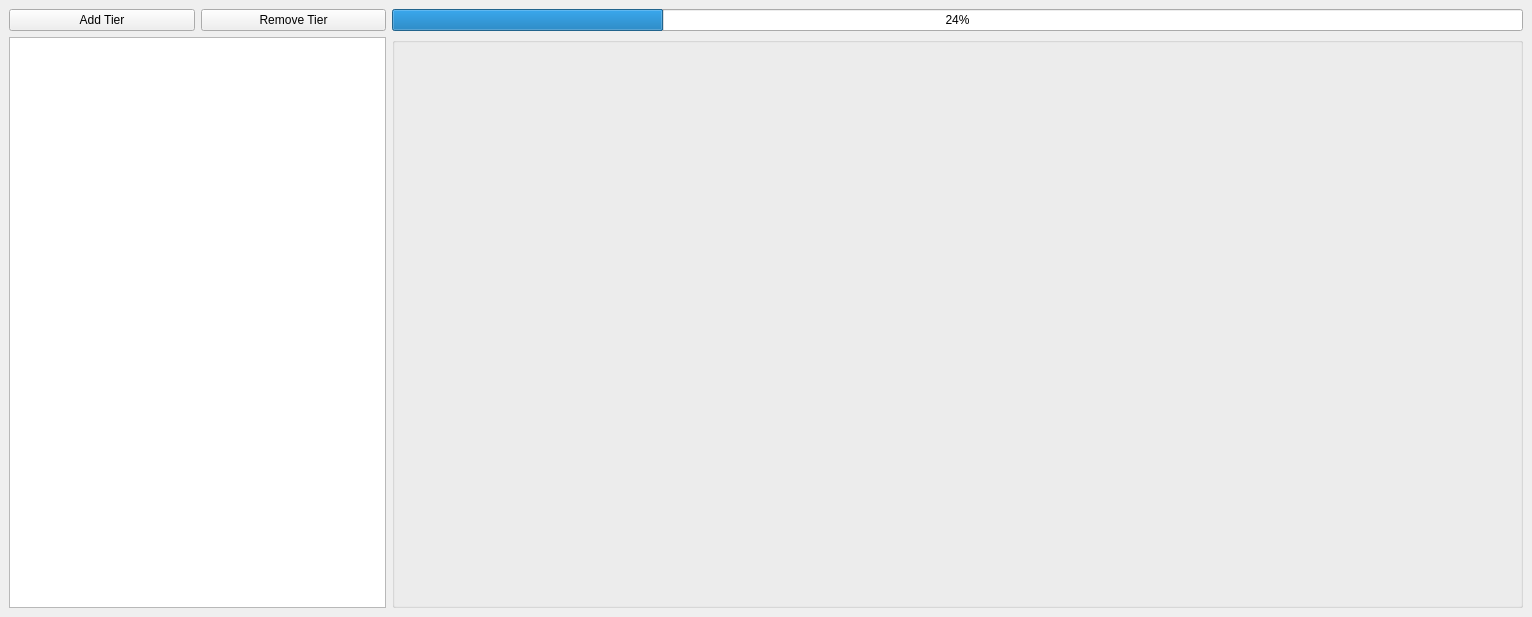
This is src/AnnotationTimeline/timeline.ui in SailorMoose/HCI-Project2020 as Qt 5 draws it before an edit. The edited form follows.
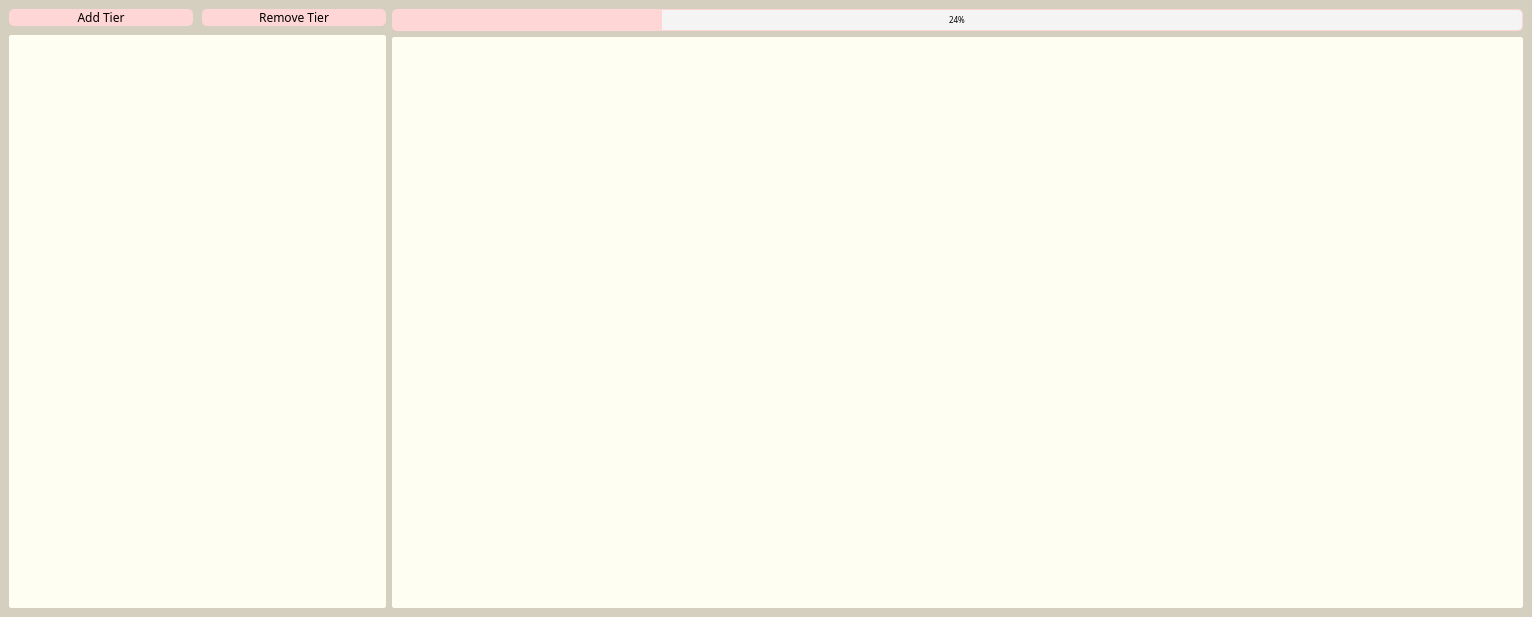
This is the edited form. Icons and pictures are not drawn.

Commit message: add CSS file (stylesheet) for AnnotationTimeline

Diff of the .ui file:
```diff
--- a/src/AnnotationTimeline/timeline.ui
+++ b/src/AnnotationTimeline/timeline.ui
@@ -10,10 +10,28 @@
     <height>617</height>
    </rect>
   </property>
+  <property name="styleSheet">
+   <string notr="true">QDockWidget{
+	background-color : #d5cfc0;
+	font-color : black;
+	font-family : Century Gothic;
+	font-size : 14px; 
+	border-radius : 3px
+}</string>
+  </property>
   <property name="windowTitle">
    <string>DockWidget</string>
   </property>
   <widget class="QWidget" name="dockWidgetContents">
+   <property name="styleSheet">
+    <string notr="true">dockWidgetContents {
+	background-color : #d5cfc0;
+	font-color : black;
+	font-family : Century Gothic;
+	font-size : 14px; 
+	border-radius : 3px
+}</string>
+   </property>
    <layout class="QGridLayout" name="gridLayout">
     <item row="0" column="0">
      <layout class="QVBoxLayout" name="verticalLayout">
@@ -21,17 +39,53 @@
        <layout class="QHBoxLayout" name="horizontalLayout" stretch="1,3">
         <item>
          <layout class="QVBoxLayout" name="verticalLayout_3">
+          <property name="spacing">
+           <number>9</number>
+          </property>
           <item>
            <layout class="QGridLayout" name="gridLayout_2">
+            <property name="verticalSpacing">
+             <number>6</number>
+            </property>
             <item row="0" column="0">
              <widget class="QPushButton" name="addTierButton">
+              <property name="styleSheet">
+               <string notr="true">QPushButton{
+	font-color : black;
+	font-family : Century Gothic;
+	font-size : 12px;
+	background-color : rgb(255, 214, 214);
+	border : 1px rgb(255, 214, 214);
+	border-radius :5px;
+				
+}
+QPushButton:hover { background-color: white }</string>
+              </property>
               <property name="text">
                <string>Add Tier</string>
               </property>
+              <property name="iconSize">
+               <size>
+                <width>16</width>
+                <height>16</height>
+               </size>
+              </property>
              </widget>
             </item>
             <item row="0" column="1">
              <widget class="QPushButton" name="removeTierButton">
+              <property name="styleSheet">
+               <string notr="true">QPushButton{
+	font-color : black;
+	font-family : Century Gothic;
+	font-size : 12px;
+	background-color : rgb(255, 214, 214);
+	border : 1px rgb(255, 214, 214);
+	border-radius :5px;
+				
+}
+QPushButton:hover { background-color: white }</string>
+              </property>
               <property name="text">
                <string>Remove Tier</string>
               </property>
@@ -40,7 +94,50 @@
            </layout>
           </item>
           <item>
-           <widget class="QTreeView" name="treeView"/>
+           <widget class="QTreeView" name="treeView">
+            <property name="font">
+             <font>
+              <family>Century Gothic</family>
+              <pointsize>12</pointsize>
+             </font>
+            </property>
+            <property name="focusPolicy">
+             <enum>Qt::StrongFocus</enum>
+            </property>
+            <property name="styleSheet">
+             <string notr="true">QTreeView{
+	font-color : black;
+	font-family : Century Gothic;
+	background-color: #fffef2;
+	border : 1px solid #fffef2;
+	border-radius :2px;
+}</string>
+            </property>
+            <property name="alternatingRowColors">
+             <bool>true</bool>
+            </property>
+            <property name="selectionMode">
+             <enum>QAbstractItemView::SingleSelection</enum>
+            </property>
+            <property name="selectionBehavior">
+             <enum>QAbstractItemView::SelectRows</enum>
+            </property>
+            <property name="uniformRowHeights">
+             <bool>true</bool>
+            </property>
+            <property name="sortingEnabled">
+             <bool>false</bool>
+            </property>
+            <property name="animated">
+             <bool>true</bool>
+            </property>
+            <attribute name="headerVisible">
+             <bool>false</bool>
+            </attribute>
+            <attribute name="headerShowSortIndicator" stdset="0">
+             <bool>false</bool>
+            </attribute>
+           </widget>
           </item>
          </layout>
         </item>
@@ -48,6 +145,26 @@
          <layout class="QVBoxLayout" name="verticalLayout_2">
           <item>
            <widget class="QProgressBar" name="progressBar">
+            <property name="font">
+             <font>
+              <family>Lucida Fax</family>
+              <pointsize>6</pointsize>
+             </font>
+            </property>
+            <property name="styleSheet">
+             <string notr="true">QProgressBar {
+	background-image: url(:/waiting_img1.png);
+	background-color : #f4f4f4;
+    border : 1px solid #ffd6d6;
+    border-radius : 5px;
+	text-align : center;
+ }
+
+ QProgressBar::chunk {
+	background-color : #ffd6d6;
+	border-right : 1px solid #f4f4f4;
+ }</string>
+            </property>
             <property name="value">
              <number>24</number>
             </property>
@@ -55,6 +172,13 @@
           </item>
           <item>
            <widget class="QGroupBox" name="groupBox">
+            <property name="styleSheet">
+             <string notr="true">QGroupBox {
+	background-color: #fffef2;
+	border : 1px solid #fffef2;
+	border-radius :2px;
+}</string>
+            </property>
             <property name="title">
              <string/>
             </property>
```
The commit also changes 3 other files.
